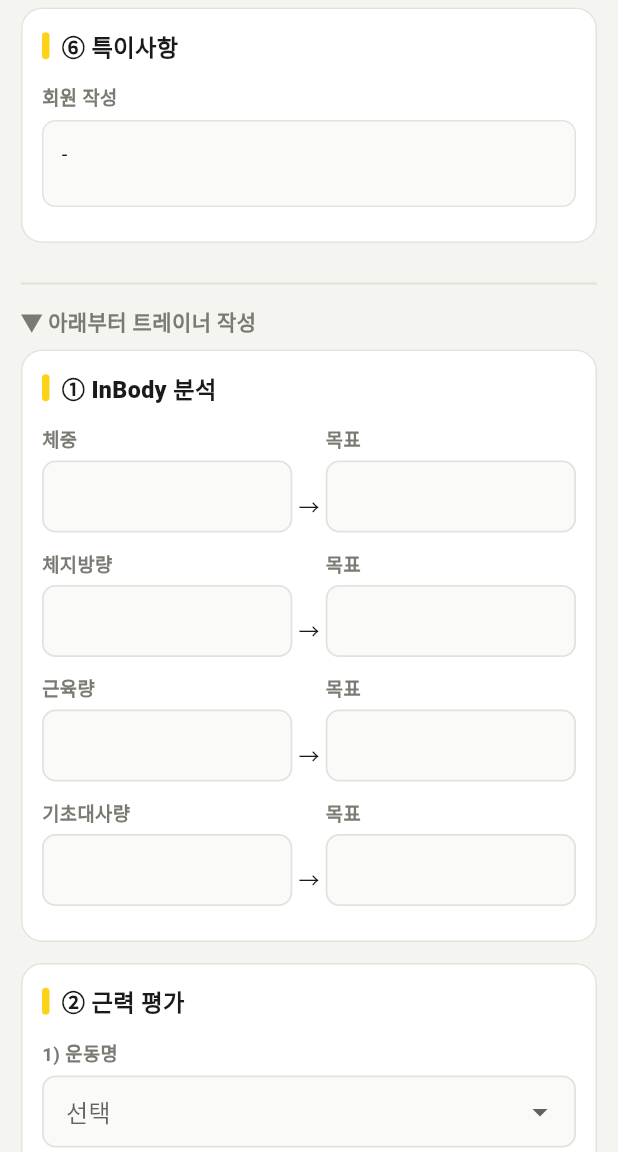
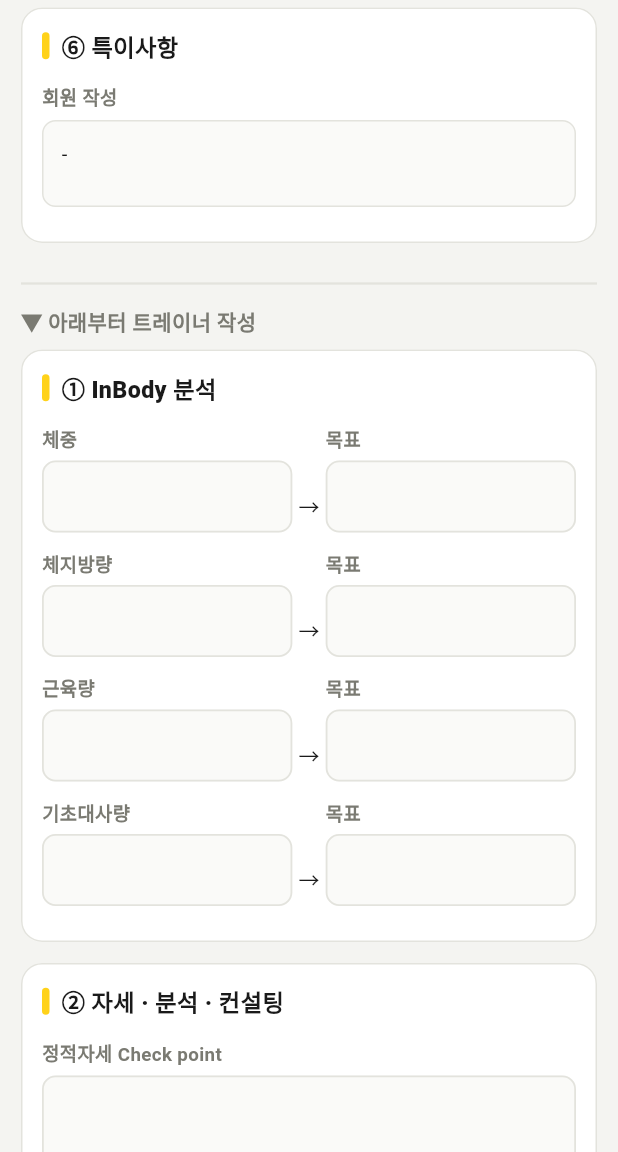
Before and after one commit to jihyeon0515/HBG-OT, a Flutter app: the TrainerOtPage screen opened directly with empty values, scrolled down 1728 dp, on a phone screen of 412 x 824 dp, the part 84-1236 px from its top. Run offline on Flutter 3.47's test engine with Material 3 defaults, Android fonts, the phone set to English and light mode, and no system bars; our stand-ins replace shared_preferences; accounts and stored records are empty.

Commit message:
feat: 트레이너 페이지 근력평가란 삭제(입력폼+미리보기) 및 섹션 재번호
Co-Authored-By: Claude Opus 4.8 <noreply@anthropic.com>

```diff
--- a/lib/screens/trainer_ot.dart
+++ b/lib/screens/trainer_ot.dart
@@ -128,10 +128,7 @@ class _TrainerOtPageState extends State<TrainerOtPage> {
             _pair('근육량', 'm_now', '목표', 'm_goal'),
             _pair('기초대사량', 'b_now', '목표', 'b_goal'),
           ]),
-          FormSection(title: '② 근력 평가', children: [
-            for (var i = 1; i <= 3; i++) ..._strength(i),
-          ]),
-          FormSection(title: '③ 자세 · 분석 · 컨설팅', children: [
+          FormSection(title: '② 자세 · 분석 · 컨설팅', children: [
             TextField2(data, 'checkpoint', '정적자세 Check point',
                 maxLines: 2, onChanged: _c),
             TextField2(data, 'analysis', '평가분석 내용', maxLines: 3, onChanged: _c),
@@ -139,7 +136,7 @@ class _TrainerOtPageState extends State<TrainerOtPage> {
             ChipsField(data, 'period', '최종 기간 컨설팅', periodOptions,
                 multi: false, onChanged: _c),
           ]),
-          FormSection(title: '④ 오티 프로그램 목표', children: [
+          FormSection(title: '③ 오티 프로그램 목표', children: [
             DropdownField(data, 'your_goal', '운동목적 (= 프로그램명)', goalOptions,
                 onChanged: _c),
             TextField2(data, 'set_per_day', '총 1일 세트',
@@ -151,7 +148,7 @@ class _TrainerOtPageState extends State<TrainerOtPage> {
             TextField2(data, 'target_hr', '목표 심박수', onChanged: _c),
           ]),
           for (var i = 1; i <= 3; i++) _sessionSection(i),
-          FormSection(title: '⑥ 특이사항 메모', children: [
+          FormSection(title: '⑤ 특이사항 메모', children: [
             TextField2(data, 'trainer_note',
                 '통증·부상·주의사항 등 트레이너 메모', maxLines: 3, onChanged: _c),
           ]),
@@ -232,33 +229,11 @@ class _TrainerOtPageState extends State<TrainerOtPage> {
         ],
       );
 
-  List<Widget> _strength(int i) {
-    final p = 's$i';
-    return [
-      DropdownField(data, '${p}_name', '$i) 운동명', exerciseOptions, onChanged: _c),
-      Row(children: [
-        Expanded(
-            child: TextField2(data, '${p}_w1', '무게1',
-                keyboardType: TextInputType.number, onChanged: _c)),
-        const SizedBox(width: 6),
-        Expanded(
-            child: TextField2(data, '${p}_w2', '무게2',
-                keyboardType: TextInputType.number, onChanged: _c)),
-        const SizedBox(width: 6),
-        Expanded(
-            child: TextField2(data, '${p}_rep', '횟수',
-                keyboardType: TextInputType.number, onChanged: _c)),
-      ]),
-      ChipsField(data, '${p}_lv', '강도', levelOptions, multi: false, onChanged: _c),
-      const Divider(),
-    ];
-  }
-
   Widget _sessionSection(int i) {
     final p = 'os$i';
     final signedM = (data['${p}_msign'] ?? '').toString().isNotEmpty;
     final signedA = (data['${p}_asign'] ?? '').toString().isNotEmpty;
-    return FormSection(title: '⑤-$i  $i회차 오티', children: [
+    return FormSection(title: '④-$i  $i회차 오티', children: [
       Row(children: [
         Expanded(child: DateField(data, '${p}_date', '날짜', onChanged: _c)),
         const SizedBox(width: 6),
```
Also changed, not shown: lib/screens/ot_preview.dart (+0 -27 lines), 1 other file.
